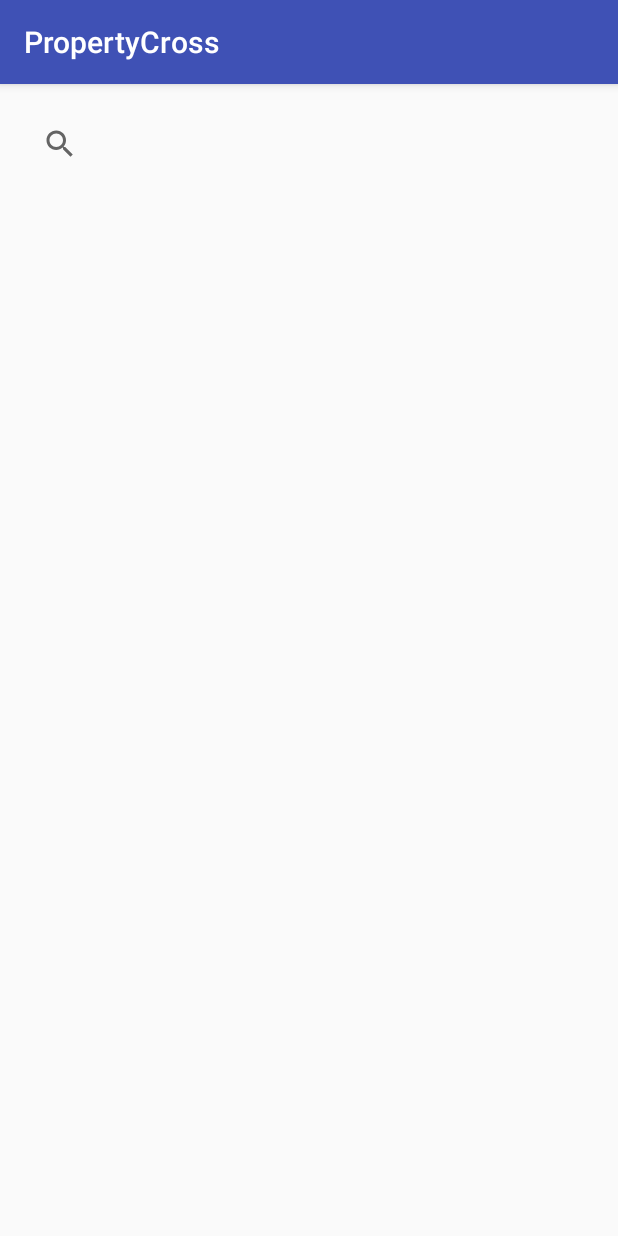
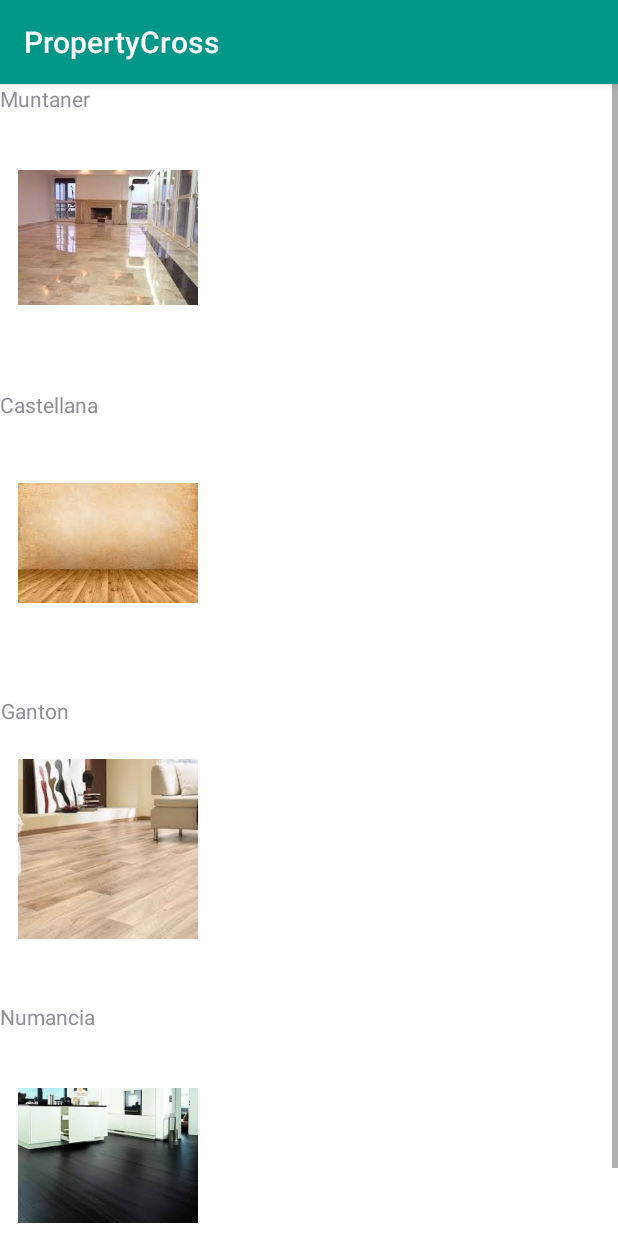
Before and after one commit to ca22383/PropertyCrossAndroid, an Android app: the screen it shows after launch (ResultSearchActivity), after a tap on "BUSCAR", on a phone screen of 412 x 824 dp. Run offline under Robolectric (Android 15) with nearby library versions, the phone set to English and light mode, and no system bars.

Commit message:
Provan Adaptador Pisos, guardar informacion en aplicacion y clase piso

```diff
--- a/app/build.gradle
+++ b/app/build.gradle
@@ -25,5 +25,7 @@ dependencies {
         exclude group: 'com.android.support', module: 'support-annotations'
     })
     compile 'com.android.support:appcompat-v7:25.0.1'
+    compile 'com.android.support:recyclerview-v7:25.0.1'
+
     testCompile 'junit:junit:4.12'
 }
--- a/app/src/main/AndroidManifest.xml
+++ b/app/src/main/AndroidManifest.xml
@@ -3,6 +3,7 @@
     package="com.example.ejemplo1jlroyo.propertycross">
 
     <application
+        android:name=".Aplicacion"
         android:allowBackup="true"
         android:icon="@mipmap/ic_launcher"
         android:label="@string/app_name"
--- /dev/null
+++ b/app/src/main/java/com/example/ejemplo1jlroyo/propertycross/AdaptadorPisos.java
@@ -0,0 +1,71 @@
+package com.example.ejemplo1jlroyo.propertycross;
+
+import android.content.Context;
+import android.support.v7.widget.RecyclerView;
+import android.view.LayoutInflater;
+import android.view.View;
+import android.view.ViewGroup;
+import android.widget.ImageView;
+import android.widget.TextView;
+
+import java.util.Vector;
+
+/**
+ * Created by jlroyo on 24/1/17.
+ */
+public class AdaptadorPisos extends RecyclerView.Adapter<AdaptadorPisos.ViewHolder> {
+
+    private LayoutInflater inflador;
+    protected Vector<Piso> vectorPisos;
+    private Context contexto;
+
+    public AdaptadorPisos(Context contexto, Vector<Piso> vectorPisos){
+        inflador = (LayoutInflater) contexto.getSystemService(Context.LAYOUT_INFLATER_SERVICE);
+        this.vectorPisos = vectorPisos;
+        this.contexto = contexto;
+
+    }
+
+    public static class ViewHolder extends RecyclerView.ViewHolder{
+
+        public ImageView portada;
+        public TextView titulo;
+
+        public ViewHolder (View itemView){
+            super(itemView);
+            portada = (ImageView) itemView.findViewById(R.id.portada);
+            portada.setScaleType(ImageView.ScaleType.CENTER_INSIDE);
+            titulo = (TextView) itemView.findViewById(R.id.titulo);
+
+
+        }
+
+    }
+
+    @Override
+    public ViewHolder onCreateViewHolder (ViewGroup parent, int viewType){
+
+        View v = inflador.inflate(R.layout.elemento_selector, null);
+        return new ViewHolder (v);
+
+
+    }
+
+    @Override
+
+    public void onBindViewHolder(ViewHolder holder, int posicion){
+
+        Piso piso = vectorPisos.elementAt(posicion);
+        holder.portada.setImageResource(piso.recursoImagen);
+        holder.titulo.setText(piso.calle);
+
+
+
+    }
+
+    @Override
+    public int getItemCount(){
+        return vectorPisos.size();
+    }
+
+}
--- /dev/null
+++ b/app/src/main/java/com/example/ejemplo1jlroyo/propertycross/Aplicacion.java
@@ -0,0 +1,32 @@
+package com.example.ejemplo1jlroyo.propertycross;
+
+import android.app.Application;
+
+import java.util.Vector;
+
+/**
+ * Created by jlroyo on 24/1/17.
+ */
+
+public class Aplicacion extends Application {
+    //En esta clase almaceno los objetos que quiero usar globalmente en la aplicacion
+
+    private Vector<Piso> vectorPisos;
+    private AdaptadorPisos adaptador;
+
+    @Override
+    public void onCreate(){
+        vectorPisos = Piso.ejemploPisos();
+        adaptador = new AdaptadorPisos (this, vectorPisos);
+
+    }
+
+    public AdaptadorPisos getAdaptador(){
+        return adaptador;
+    }
+
+    public Vector<Piso> getVectorPisos(){
+        return vectorPisos;
+    }
+
+}
--- /dev/null
+++ b/app/src/main/java/com/example/ejemplo1jlroyo/propertycross/Piso.java
@@ -0,0 +1,36 @@
+package com.example.ejemplo1jlroyo.propertycross;
+
+import java.util.Vector;
+
+/**
+ * Created by jlroyo on 24/1/17.
+ */
+public class Piso {
+
+    public String ciudad;
+    public String calle;
+    public int numero;
+    public int recursoImagen;
+
+
+    public Piso(String ciudad, String calle, int numero, int recursoImagen){
+
+        this.ciudad = ciudad;
+        this.calle = calle;
+        this.numero= numero;
+        this.recursoImagen = recursoImagen;
+
+
+    }
+
+    public static Vector<Piso> ejemploPisos() {
+
+        Vector<Piso> pisos = new Vector<Piso>();
+
+        pisos.add(new Piso("Barcelona", "Muntaner", 535, R.drawable.piso1));
+        pisos.add(new Piso("Madrid", "Castellana", 155, R.drawable.piso2));
+        pisos.add(new Piso("Valencia", "Ganton", 197, R.drawable.piso3));
+        pisos.add(new Piso("Girona", "Numancia", 457, R.drawable.piso4));
+    return pisos;
+    }
+}
--- a/app/src/main/java/com/example/ejemplo1jlroyo/propertycross/ResultSearchActivity.java
+++ b/app/src/main/java/com/example/ejemplo1jlroyo/propertycross/ResultSearchActivity.java
@@ -2,12 +2,23 @@ package com.example.ejemplo1jlroyo.propertycross;
 
 import android.support.v7.app.AppCompatActivity;
 import android.os.Bundle;
+import android.support.v7.widget.LinearLayoutManager;
+import android.support.v7.widget.RecyclerView;
 
 public class ResultSearchActivity extends AppCompatActivity {
 
-    @Override
+    private RecyclerView recyclerView;
+    private RecyclerView.LayoutManager layoutManager;
+
     protected void onCreate(Bundle savedInstanceState) {
         super.onCreate(savedInstanceState);
         setContentView(R.layout.activity_result_search);
+
+
+        Aplicacion app = (Aplicacion) getApplication();
+        recyclerView = (RecyclerView) findViewById(R.id.activity_result_search);
+        recyclerView.setAdapter(app.getAdaptador());
+        layoutManager = new LinearLayoutManager(this);
+        recyclerView.setLayoutManager(layoutManager);
     }
 }
--- a/app/src/main/res/layout/activity_filter_search_button.xml
+++ b/app/src/main/res/layout/activity_filter_search_button.xml
@@ -31,12 +31,11 @@
             android:layout_height="match_parent"
             android:layout_weight="1">
 
-            <Button
-                android:text="Alquiler"
-                android:layout_width="wrap_content"
-                android:layout_height="wrap_content"
-                android:id="@+id/button6"
-                android:layout_weight="1" />
+            <RadioGroup
+                android:layout_width="match_parent"
+                android:layout_height="match_parent"
+                android:orientation="horizontal"
+                android:layout_weight="1" >
 
                 <Button
                     android:text="Compra"
@@ -44,13 +43,25 @@
                     android:layout_height="wrap_content"
                     android:id="@+id/button5"
                     android:layout_weight="1" />
+
+                <Button
+                    android:text="Alquiler"
+                    android:layout_width="wrap_content"
+                    android:layout_height="wrap_content"
+                    android:id="@+id/button6"
+                    android:layout_weight="1" />
+            </RadioGroup>
+
         </LinearLayout>
 
-        <SearchView
+        <EditText
             android:layout_width="match_parent"
-            android:layout_height="match_parent" >
-
-        </SearchView>
+            android:layout_height="wrap_content"
+            android:inputType="textPersonName"
+            android:text="Name"
+            android:ems="10"
+            android:id="@+id/editText"
+            android:layout_weight="1" />
 
         <Button
             android:text="Buscar"
--- a/app/src/main/res/layout/activity_result_search.xml
+++ b/app/src/main/res/layout/activity_result_search.xml
@@ -1,26 +1,14 @@
 <?xml version="1.0" encoding="utf-8"?>
-<RelativeLayout xmlns:android="http://schemas.android.com/apk/res/android"
+<android.support.v7.widget.RecyclerView
+
+    xmlns:android="http://schemas.android.com/apk/res/android"
     xmlns:tools="http://schemas.android.com/tools"
     android:id="@+id/activity_result_search"
     android:layout_width="match_parent"
     android:layout_height="match_parent"
-    android:paddingBottom="@dimen/activity_vertical_margin"
-    android:paddingLeft="@dimen/activity_horizontal_margin"
-    android:paddingRight="@dimen/activity_horizontal_margin"
-    android:paddingTop="@dimen/activity_vertical_margin"
+    android:scrollbars="vertical"
+    android:background="#ffffff"
     tools:context="com.example.ejemplo1jlroyo.propertycross.ResultSearchActivity">
 
-    <LinearLayout
-        android:orientation="vertical"
-        android:layout_width="match_parent"
-        android:layout_height="match_parent">
 
-        <SearchView
-            android:layout_width="match_parent"
-            android:layout_height="wrap_content" />
-
-        <ListView
-            android:layout_width="match_parent"
-            android:layout_height="match_parent" />
-    </LinearLayout>
-</RelativeLayout>
+</android.support.v7.widget.RecyclerView>
--- /dev/null
+++ b/app/src/main/res/layout/elemento_selector.xml
@@ -0,0 +1,19 @@
+<?xml version="1.0" encoding="utf-8"?>
+<RelativeLayout xmlns:android="http://schemas.android.com/apk/res/android"
+    android:layout_width="match_parent" android:layout_height="match_parent">
+    <ImageView
+        android:id="@+id/portada"
+        android:layout_width="120dp"
+        android:layout_height="180dp"
+        android:layout_alignParentTop="true"
+        android:layout_margin="12dp"
+        android:src="@drawable/piso1" />
+
+    <TextView
+        android:id="@+id/titulo"
+        android:layout_width="wrap_content"
+        android:layout_height="wrap_content"
+        android:text="Titulo"
+        android:gravity="center" />
+
+</RelativeLayout>
--- a/app/src/main/res/values/colors.xml
+++ b/app/src/main/res/values/colors.xml
@@ -1,6 +1,12 @@
 <?xml version="1.0" encoding="utf-8"?>
 <resources>
-    <color name="colorPrimary">#3F51B5</color>
-    <color name="colorPrimaryDark">#303F9F</color>
-    <color name="colorAccent">#FF4081</color>
+    <color name="colorPrimary">#009688</color>
+    <color name="colorPrimaryDark">#00796B</color>
+    <color name="colorPrimaryLight">#B2DFDB</color>
+    <color name="colorAccent">#CDDC39</color>
+    <color name="colorPrimaryText">#212121</color>
+    <color name="colorSecondaryText">#757575</color>
+    <color name="colorIcons">#FFFFFF</color>
+    <color name="colorDivider">#BDBDBD</color>
+
 </resources>
```
Also changed, not shown: app/src/main/res/drawable/piso1.jpg (added), app/src/main/res/drawable/piso2.jpg (added), app/src/main/res/drawable/piso3.jpg (added), app/src/main/res/drawable/piso4.jpg (added), 5 other files. Lines whose indentation alone changed are shown as unchanged.
